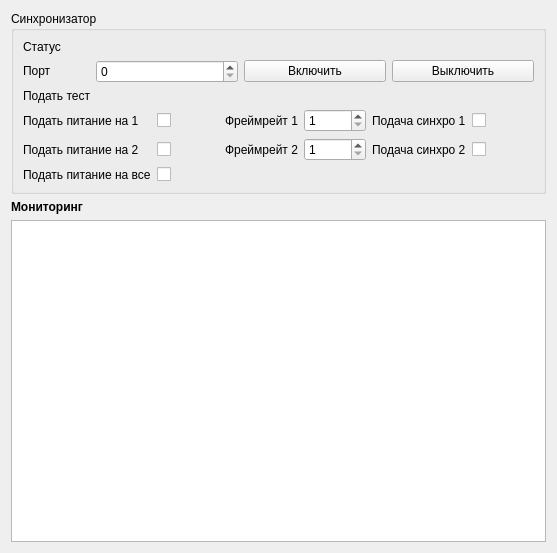
Above: serveroptionswindow.ui from bronstein87/camera_server_debug_app before the change. Below: the same form after it.
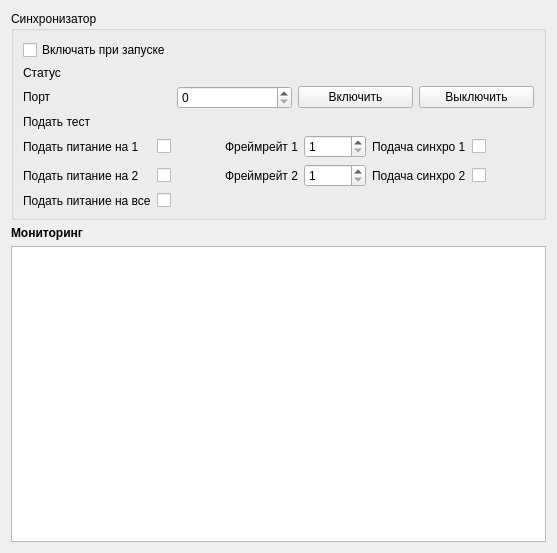
That is the form after the change.

```diff
--- a/serveroptionswindow.ui
+++ b/serveroptionswindow.ui
@@ -21,6 +21,13 @@
      </property>
      <layout class="QGridLayout" name="gridLayout_2">
       <item row="1" column="0">
+       <widget class="QLabel" name="label_2">
+        <property name="text">
+         <string>Статус</string>
+        </property>
+       </widget>
+      </item>
+      <item row="2" column="0">
        <widget class="QLabel" name="label_4">
         <property name="sizePolicy">
          <sizepolicy hsizetype="Fixed" vsizetype="Fixed">
@@ -33,52 +40,31 @@
         </property>
        </widget>
       </item>
-      <item row="0" column="0">
-       <widget class="QLabel" name="label_2">
-        <property name="text">
-         <string>Статус</string>
-        </property>
-       </widget>
-      </item>
-      <item row="2" column="1">
-       <widget class="QLabel" name="testResult">
-        <property name="text">
-         <string/>
-        </property>
-       </widget>
-      </item>
-      <item row="1" column="2">
-       <widget class="QPushButton" name="turnOnSynchronizerPushButton">
-        <property name="text">
-         <string>Включить</string>
-        </property>
-       </widget>
-      </item>
-      <item row="0" column="1">
+      <item row="1" column="1">
        <widget class="QLabel" name="statusLabel">
         <property name="text">
          <string/>
         </property>
        </widget>
       </item>
-      <item row="2" column="0">
+      <item row="3" column="0">
        <widget class="QLabel" name="label_5">
         <property name="text">
          <string>Подать тест</string>
         </property>
        </widget>
       </item>
-      <item row="1" column="1">
+      <item row="2" column="1">
        <widget class="QSpinBox" name="portSpinBox"/>
       </item>
-      <item row="1" column="3">
+      <item row="2" column="3">
        <widget class="QPushButton" name="disconnectPushButton">
         <property name="text">
          <string>Выключить</string>
         </property>
        </widget>
       </item>
-      <item row="3" column="0" colspan="4">
+      <item row="4" column="0" colspan="4">
        <layout class="QGridLayout" name="gridLayout">
         <item row="1" column="1">
          <widget class="QCheckBox" name="turnOnSecondCheckBox">
@@ -186,6 +172,27 @@
         </item>
        </layout>
       </item>
+      <item row="3" column="1">
+       <widget class="QLabel" name="testResult">
+        <property name="text">
+         <string/>
+        </property>
+       </widget>
+      </item>
+      <item row="2" column="2">
+       <widget class="QPushButton" name="turnOnSynchronizerPushButton">
+        <property name="text">
+         <string>Включить</string>
+        </property>
+       </widget>
+      </item>
+      <item row="0" column="0">
+       <widget class="QCheckBox" name="turnOnActivateCheckBox">
+        <property name="text">
+         <string>Включать при запуске</string>
+        </property>
+       </widget>
+      </item>
      </layout>
     </widget>
    </item>
```
